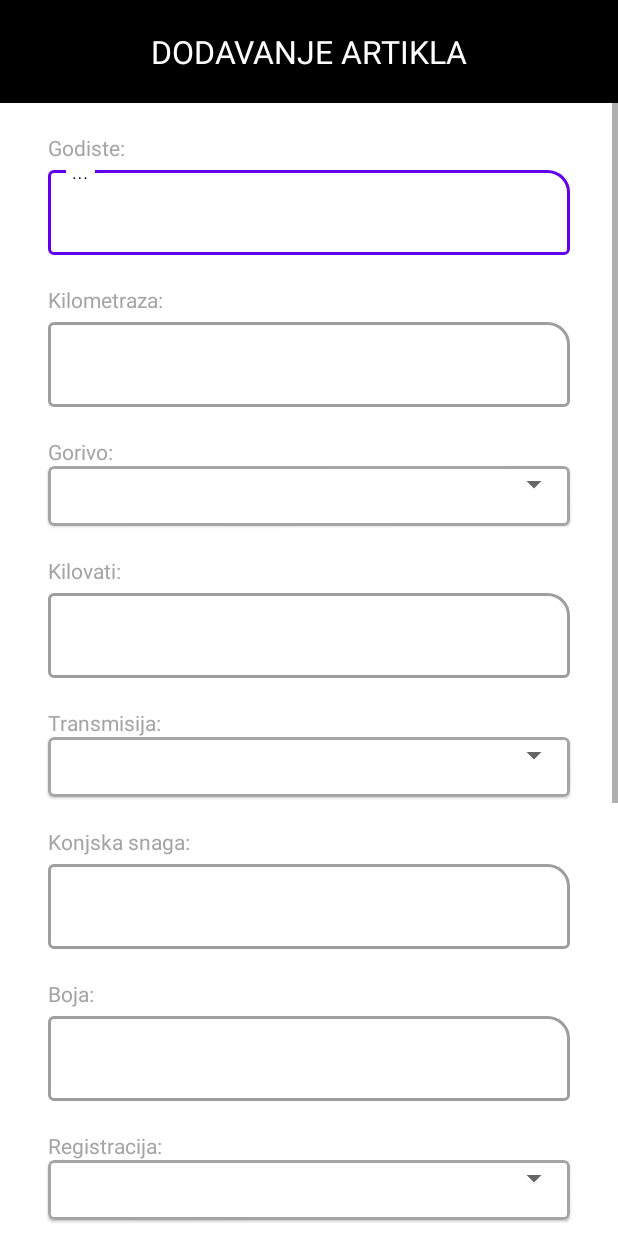
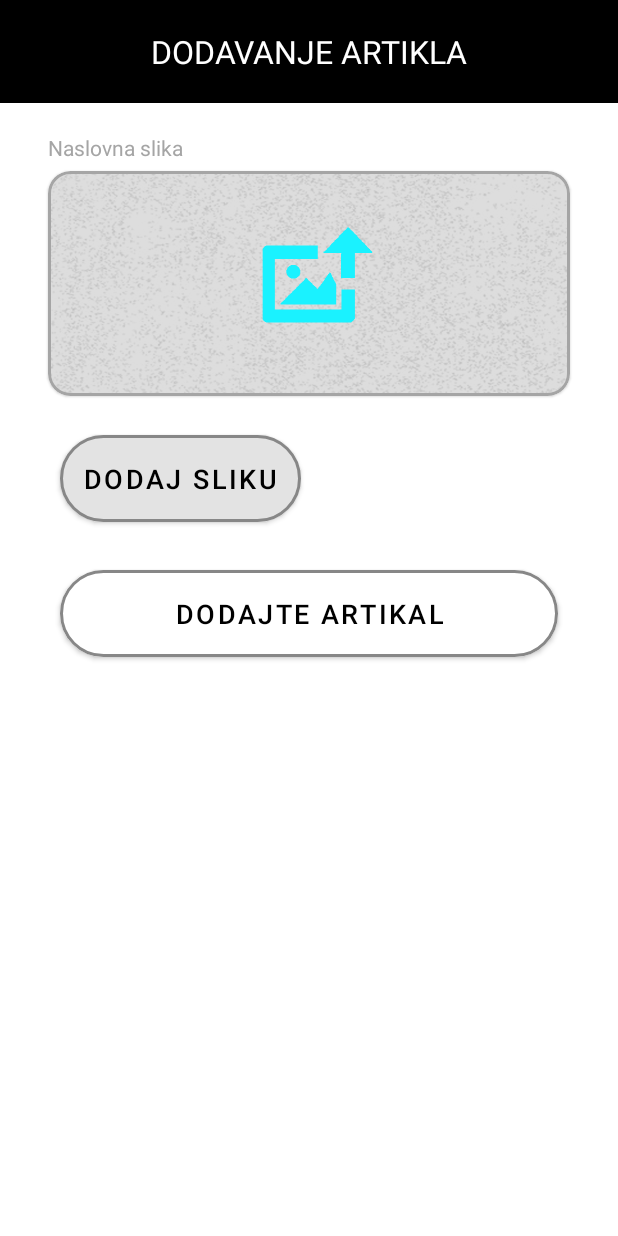
Before and after one commit to Brcaninovich/BinaryHakaton, an Android app: the layout fragment_add.xml on its own in the app's theme, with its tools: preview values and no code run, on a phone screen of 412 x 824 dp. Run offline under Robolectric (Android 15) with nearby library versions, the phone set to English and light mode, and no system bars.

Commit message:
Dodan background za slike kada se dodaje artikal te dodan glide kako bi se radio handle sa fotkama

```diff
--- a/app/build.gradle
+++ b/app/build.gradle
@@ -47,4 +47,7 @@ dependencies {
     testImplementation 'junit:junit:4.13.2'
     androidTestImplementation 'androidx.test.ext:junit:1.1.5'
     androidTestImplementation 'androidx.test.espresso:espresso-core:3.5.1'
+
+    implementation 'com.github.bumptech.glide:glide:4.15.0'
+    annotationProcessor 'com.github.bumptech.glide:compiler:4.15.0'
 }
--- a/app/src/main/java/com/hakaton/binaryhakaton/ui/add/AddFragment.java
+++ b/app/src/main/java/com/hakaton/binaryhakaton/ui/add/AddFragment.java
@@ -11,6 +11,7 @@ import android.widget.TextView;
 import android.widget.Toast;
 
 import androidx.annotation.NonNull;
+import androidx.cardview.widget.CardView;
 import androidx.fragment.app.Fragment;
 import androidx.lifecycle.ViewModelProvider;
 
@@ -34,6 +35,8 @@ public class AddFragment extends Fragment {
 
     private FragmentAddBinding binding;
     private FirebaseFirestore db;
+    private ArrayList<CardView> temp_slike = new ArrayList<CardView>();
+    private int brojac = 0;
 
     public View onCreateView(@NonNull LayoutInflater inflater,
                              ViewGroup container, Bundle savedInstanceState) {
@@ -46,6 +49,26 @@ public class AddFragment extends Fragment {
         binding.dodatneSlikeSkrolAutomobil.setVisibility(View.GONE);
         binding.dodatneInfoSkrolAutomobil.setVisibility(View.GONE);
 
+        temp_slike.add(binding.cardDodaj1);
+        temp_slike.add(binding.cardDodaj2);
+        temp_slike.add(binding.cardDodaj3);
+        temp_slike.add(binding.cardDodaj4);
+        temp_slike.add(binding.cardDodaj5);
+        temp_slike.add(binding.cardDodaj6);
+
+
+        binding.dodajSlikuButton.setOnClickListener(new View.OnClickListener() {
+            @Override
+            public void onClick(View view) {
+                if(brojac <5){
+                    brojac++;
+                    temp_slike.get(brojac).setVisibility(View.VISIBLE);
+                    if(brojac == 5){
+                        binding.dodajSlikuButton.setVisibility(View.GONE);
+                    }
+                }
+            }
+        });
 
         db = FirebaseFirestore.getInstance();
 
--- a/app/src/main/res/layout/fragment_add.xml
+++ b/app/src/main/res/layout/fragment_add.xml
@@ -278,7 +278,7 @@
         android:layout_width="match_parent"
         android:layout_height="wrap_content"
         android:id="@+id/dodatne_info_skrol_automobil"
-        android:visibility="visible">
+        android:visibility="gone">
 
         <LinearLayout
             android:layout_width="match_parent"
@@ -665,12 +665,22 @@
         android:layout_width="match_parent"
         android:layout_height="wrap_content"
         android:id="@+id/dodatne_slike_skrol_automobil"
-        android:visibility="gone">
+        android:visibility="visible">
 
         <LinearLayout
             android:layout_width="match_parent"
             android:layout_height="match_parent"
             android:orientation="vertical">
+
+
+            <TextView
+                android:layout_marginTop="20dp"
+                android:layout_width="wrap_content"
+                android:layout_height="wrap_content"
+                android:layout_marginStart="32dp"
+                android:textColor="#A5A5A5"
+                android:text="Naslovna slika"/>
+
 
             <com.google.android.material.card.MaterialCardView
                 android:id="@+id/card_dodaj1"
@@ -688,7 +698,7 @@
                     android:id="@+id/roundedImageView1"
                     android:layout_width="match_parent"
                     android:layout_height="match_parent"
-                    android:background="@color/black"
+                    android:background="@drawable/final_png"
                     android:scaleType="centerCrop"
                     />
 
@@ -704,14 +714,16 @@
                 app:strokeWidth="2dp"
                 android:layout_marginTop="6dp"
                 android:layout_marginStart="32dp"
-                android:layout_marginEnd="32dp">
+                android:layout_marginEnd="32dp"
+                android:visibility="gone">
 
                 <ImageView
                     android:id="@+id/roundedImageView2"
                     android:layout_width="match_parent"
                     android:layout_height="match_parent"
-                    android:background="@color/black"
+                    android:background="@drawable/final_png"
                     android:scaleType="centerCrop"
+
                     />
 
             </com.google.android.material.card.MaterialCardView>
@@ -726,13 +738,14 @@
                 app:strokeWidth="2dp"
                 android:layout_marginTop="6dp"
                 android:layout_marginStart="32dp"
-                android:layout_marginEnd="32dp">
+                android:layout_marginEnd="32dp"
+                android:visibility="gone">
 
                 <ImageView
                     android:id="@+id/roundedImageView3"
                     android:layout_width="match_parent"
                     android:layout_height="match_parent"
-                    android:background="@color/black"
+                    android:background="@drawable/final_png"
                     android:scaleType="centerCrop"
                     />
 
@@ -748,13 +761,14 @@
                 app:strokeWidth="2dp"
                 android:layout_marginTop="6dp"
                 android:layout_marginStart="32dp"
-                android:layout_marginEnd="32dp">
+                android:layout_marginEnd="32dp"
+                android:visibility="gone">
 
                 <ImageView
                     android:id="@+id/roundedImageView4"
                     android:layout_width="match_parent"
                     android:layout_height="match_parent"
-                    android:background="@color/black"
+                    android:background="@drawable/final_png"
                     android:scaleType="centerCrop"
                     />
 
@@ -770,13 +784,14 @@
                 app:strokeWidth="2dp"
                 android:layout_marginTop="6dp"
                 android:layout_marginStart="32dp"
-                android:layout_marginEnd="32dp">
+                android:layout_marginEnd="32dp"
+                android:visibility="gone">
 
                 <ImageView
                     android:id="@+id/roundedImageView5"
                     android:layout_width="match_parent"
                     android:layout_height="match_parent"
-                    android:background="@color/black"
+                    android:background="@drawable/final_png"
                     android:scaleType="centerCrop"
                     />
 
@@ -793,19 +808,35 @@
                 app:strokeWidth="2dp"
                 android:layout_marginTop="6dp"
                 android:layout_marginStart="32dp"
-                android:layout_marginEnd="32dp">
+                android:layout_marginEnd="32dp"
+                android:visibility="gone">
 
                 <ImageView
                     android:id="@+id/roundedImageView6"
                     android:layout_width="match_parent"
                     android:layout_height="match_parent"
-                    android:background="@color/black"
+                    android:background="@drawable/final_png"
                     android:scaleType="centerCrop"
+
                     />
 
             </com.google.android.material.card.MaterialCardView>
 
-
+            <com.google.android.material.button.MaterialButton
+                android:id="@+id/dodaj_sliku_button"
+                android:layout_marginTop="20dp"
+                android:layout_marginRight="40dp"
+                android:layout_marginLeft="40dp"
+                android:layout_width="wrap_content"
+                android:layout_height="70dp"
+                android:text="DODAJ SLIKU"
+                android:textSize="18sp"
+                android:textColor="@color/black"
+                android:backgroundTint="#E3E3E3"
+                app:cornerRadius="30dp"
+                app:strokeWidth="2dp"
+                app:strokeColor="#878787"
+                />
 
             <com.google.android.material.button.MaterialButton
                 android:id="@+id/dodaj_artikal"
```
Also changed, not shown: app/src/main/res/drawable-v24/final_png.png (added).
